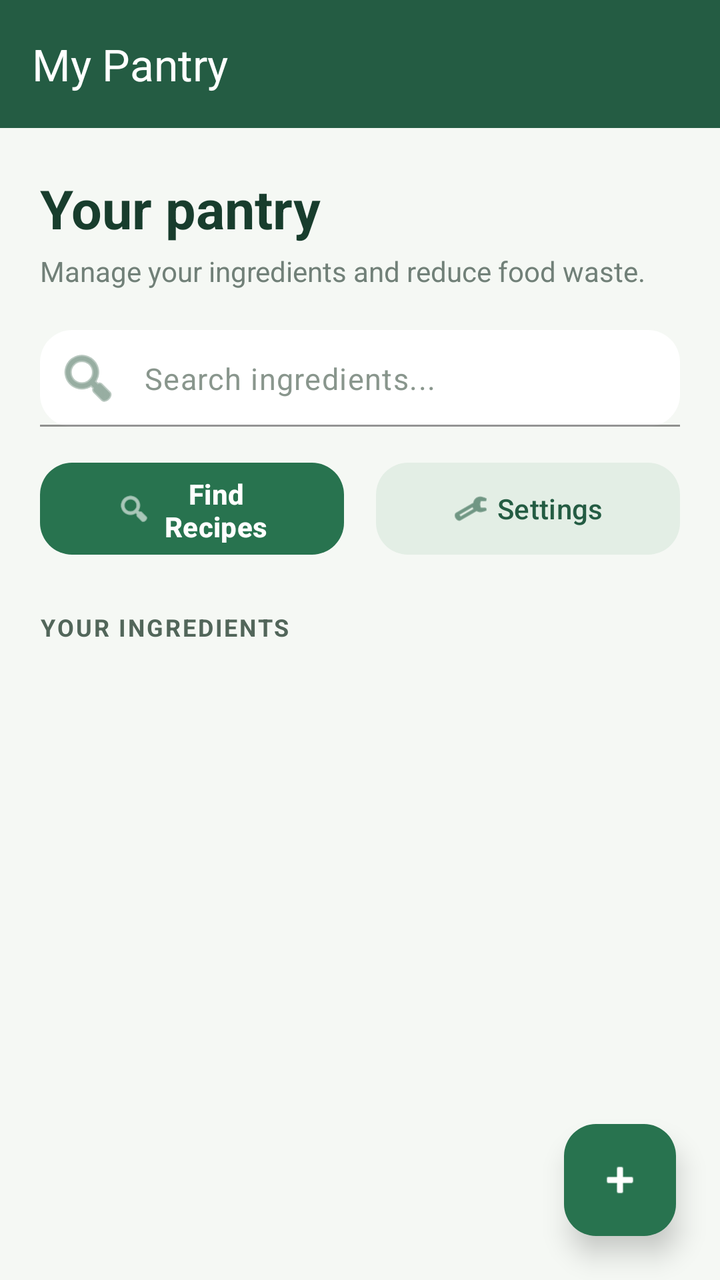
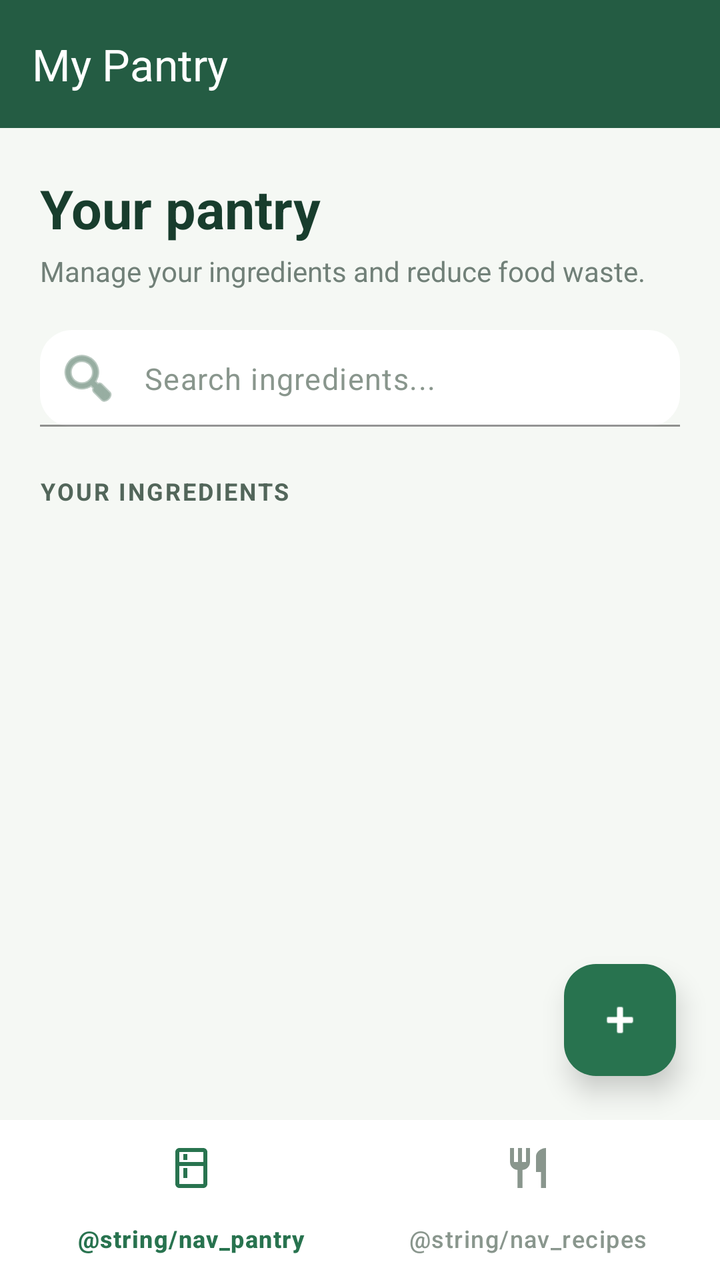

Before-and-after screenshots of an Android layout around one commit, followed by the original layout XML and the change that was made.
<!-- AndroidManifest.xml: application theme Theme.SmartPantryManager -->
<!-- res/layout/activity_pantry_list.xml -->
<?xml version="1.0" encoding="utf-8"?>
<androidx.constraintlayout.widget.ConstraintLayout
    xmlns:android="http://schemas.android.com/apk/res/android"
    xmlns:app="http://schemas.android.com/apk/res-auto"
    xmlns:tools="http://schemas.android.com/tools"
    android:id="@+id/main"
    android:layout_width="match_parent"
    android:layout_height="match_parent"
    android:background="#F5F8F4"
    tools:context=".PantryListActivity">

    
    <com.google.android.material.appbar.MaterialToolbar
        android:id="@+id/toolbar"
        android:layout_width="0dp"
        android:layout_height="?attr/actionBarSize"
        android:background="#245C43"
        android:elevation="4dp"
        app:title="@string/title_pantry"
        app:titleTextColor="#FFFFFF"
        app:layout_constraintTop_toTopOf="parent"
        app:layout_constraintStart_toStartOf="parent"
        app:layout_constraintEnd_toEndOf="parent" />

    
    <TextView
        android:id="@+id/tvPantryHeading"
        android:layout_width="0dp"
        android:layout_height="wrap_content"
        android:layout_marginStart="20dp"
        android:layout_marginTop="22dp"
        android:layout_marginEnd="20dp"
        android:text="Your pantry"
        android:textColor="#183D2D"
        android:textSize="27sp"
        android:textStyle="bold"
        app:layout_constraintTop_toBottomOf="@id/toolbar"
        app:layout_constraintStart_toStartOf="parent"
        app:layout_constraintEnd_toEndOf="parent" />

    <TextView
        android:id="@+id/tvPantrySubtitle"
        android:layout_width="0dp"
        android:layout_height="wrap_content"
        android:layout_marginStart="20dp"
        android:layout_marginTop="4dp"
        android:layout_marginEnd="20dp"
        android:text="Manage your ingredients and reduce food waste."
        android:textColor="#718078"
        android:textSize="14sp"
        app:layout_constraintTop_toBottomOf="@id/tvPantryHeading"
        app:layout_constraintStart_toStartOf="parent"
        app:layout_constraintEnd_toEndOf="parent" />

    
    <com.google.android.material.textfield.TextInputLayout
        android:id="@+id/searchContainer"
        android:layout_width="0dp"
        android:layout_height="wrap_content"
        android:layout_marginStart="20dp"
        android:layout_marginTop="20dp"
        android:layout_marginEnd="20dp"
        app:boxBackgroundMode="filled"
        app:boxBackgroundColor="#FFFFFF"
        app:boxCornerRadiusTopStart="16dp"
        app:boxCornerRadiusTopEnd="16dp"
        app:boxCornerRadiusBottomStart="16dp"
        app:boxCornerRadiusBottomEnd="16dp"
        app:boxStrokeColor="#DCE8DE"
        app:boxStrokeWidth="1dp"
        app:boxStrokeWidthFocused="2dp"
        app:startIconDrawable="@android:drawable/ic_menu_search"
        app:startIconTint="#527763"
        app:hintEnabled="false"
        app:layout_constraintTop_toBottomOf="@id/tvPantrySubtitle"
        app:layout_constraintStart_toStartOf="parent"
        app:layout_constraintEnd_toEndOf="parent">

        <com.google.android.material.textfield.TextInputEditText
            android:id="@+id/etSearchPantry"
            android:layout_width="match_parent"
            android:layout_height="wrap_content"
            android:hint="Search ingredients..."
            android:inputType="text"
            android:singleLine="true"
            android:textColor="#183D2D"
            android:textColorHint="#89968D"
            android:textSize="15sp"
            android:paddingTop="14dp"
            android:paddingBottom="14dp"
            android:importantForAutofill="no"
            android:contentDescription="Search pantry ingredients" />

    </com.google.android.material.textfield.TextInputLayout>

    
    <com.google.android.material.button.MaterialButton
        android:id="@+id/btnSuggestedRecipes"
        android:layout_width="0dp"
        android:layout_height="54dp"
        android:layout_marginStart="20dp"
        android:layout_marginTop="14dp"
        android:layout_marginEnd="8dp"
        android:text="Find Recipes"
        android:textAllCaps="false"
        android:textColor="#FFFFFF"
        android:textSize="14sp"
        android:textStyle="bold"
        android:contentDescription="View recipes you can make"
        app:backgroundTint="#28734F"
        app:cornerRadius="16dp"
        app:elevation="2dp"
        app:icon="@android:drawable/ic_menu_search"
        app:iconGravity="textStart"
        app:iconTint="#FFFFFF"
        app:iconPadding="6dp"
        app:layout_constraintTop_toBottomOf="@id/searchContainer"
        app:layout_constraintStart_toStartOf="parent"
        app:layout_constraintEnd_toStartOf="@id/btnSettings"
        app:layout_constraintHorizontal_chainStyle="spread" />

    
    <com.google.android.material.button.MaterialButton
        android:id="@+id/btnSettings"
        android:layout_width="0dp"
        android:layout_height="54dp"
        android:layout_marginStart="8dp"
        android:layout_marginTop="14dp"
        android:layout_marginEnd="20dp"
        android:text="Settings"
        android:textAllCaps="false"
        android:textColor="#245C43"
        android:textSize="14sp"
        android:contentDescription="Open app settings"
        app:backgroundTint="#E3EEE5"
        app:cornerRadius="16dp"
        app:elevation="0dp"
        app:icon="@android:drawable/ic_menu_preferences"
        app:iconGravity="textStart"
        app:iconTint="#245C43"
        app:iconPadding="4dp"
        app:layout_constraintTop_toBottomOf="@id/searchContainer"
        app:layout_constraintStart_toEndOf="@id/btnSuggestedRecipes"
        app:layout_constraintEnd_toEndOf="parent" />

    
    <TextView
        android:id="@+id/tvIngredientsHeading"
        android:layout_width="0dp"
        android:layout_height="wrap_content"
        android:layout_marginStart="20dp"
        android:layout_marginTop="24dp"
        android:layout_marginEnd="20dp"
        android:text="YOUR INGREDIENTS"
        android:textColor="#52665A"
        android:textSize="12sp"
        android:textStyle="bold"
        android:letterSpacing="0.08"
        app:layout_constraintTop_toBottomOf="@id/btnSuggestedRecipes"
        app:layout_constraintStart_toStartOf="parent"
        app:layout_constraintEnd_toEndOf="parent" />

    
    <androidx.recyclerview.widget.RecyclerView
        android:id="@+id/recyclerPantry"
        android:layout_width="0dp"
        android:layout_height="0dp"
        android:layout_marginTop="8dp"
        android:paddingStart="12dp"
        android:paddingEnd="12dp"
        android:paddingTop="4dp"
        android:paddingBottom="96dp"
        android:clipToPadding="false"
        android:overScrollMode="never"
        app:layoutManager="androidx.recyclerview.widget.LinearLayoutManager"
        app:layout_constraintTop_toBottomOf="@id/tvIngredientsHeading"
        app:layout_constraintBottom_toBottomOf="parent"
        app:layout_constraintStart_toStartOf="parent"
        app:layout_constraintEnd_toEndOf="parent" />

    
    <TextView
        android:id="@+id/textEmpty"
        android:layout_width="0dp"
        android:layout_height="wrap_content"
        android:layout_marginStart="32dp"
        android:layout_marginEnd="32dp"
        android:gravity="center"
        android:padding="24dp"
        android:text="@string/pantry_empty"
        android:textColor="#718078"
        android:textSize="16sp"
        android:lineSpacingExtra="5dp"
        android:visibility="gone"
        app:layout_constraintTop_toTopOf="@id/recyclerPantry"
        app:layout_constraintBottom_toBottomOf="@id/recyclerPantry"
        app:layout_constraintStart_toStartOf="parent"
        app:layout_constraintEnd_toEndOf="parent" />

    
    <com.google.android.material.floatingactionbutton.FloatingActionButton
        android:id="@+id/fabAdd"
        android:layout_width="wrap_content"
        android:layout_height="wrap_content"
        android:layout_margin="22dp"
        android:contentDescription="@string/add_ingredient"
        android:tooltipText="Add ingredient"
        app:backgroundTint="#28734F"
        app:tint="#FFFFFF"
        app:elevation="8dp"
        app:srcCompat="@android:drawable/ic_input_add"
        app:layout_constraintBottom_toBottomOf="parent"
        app:layout_constraintEnd_toEndOf="parent" />

</androidx.constraintlayout.widget.ConstraintLayout>
<!-- resources referenced by this layout -->
<resources>
  <string name="add_ingredient">Add Ingredient</string>
  <string name="pantry_empty">Your pantry is empty. Add an ingredient to get started.</string>
  <string name="title_pantry">My Pantry</string>
  <style name="Theme.SmartPantryManager" parent="Base.Theme.SmartPantryManager" />
  <style name="Base.Theme.SmartPantryManager" parent="Theme.Material3.DayNight.NoActionBar">
          
          
      </style>
</resources>

<!-- the commit's change to res/layout/activity_pantry_list.xml (unified diff, before → after) -->
@@ -94,56 +94,6 @@
     </com.google.android.material.textfield.TextInputLayout>
 
     
-    <com.google.android.material.button.MaterialButton
-        android:id="@+id/btnSuggestedRecipes"
-        android:layout_width="0dp"
-        android:layout_height="54dp"
-        android:layout_marginStart="20dp"
-        android:layout_marginTop="14dp"
-        android:layout_marginEnd="8dp"
-        android:text="Find Recipes"
-        android:textAllCaps="false"
-        android:textColor="#FFFFFF"
-        android:textSize="14sp"
-        android:textStyle="bold"
-        android:contentDescription="View recipes you can make"
-        app:backgroundTint="#28734F"
-        app:cornerRadius="16dp"
-        app:elevation="2dp"
-        app:icon="@android:drawable/ic_menu_search"
-        app:iconGravity="textStart"
-        app:iconTint="#FFFFFF"
-        app:iconPadding="6dp"
-        app:layout_constraintTop_toBottomOf="@id/searchContainer"
-        app:layout_constraintStart_toStartOf="parent"
-        app:layout_constraintEnd_toStartOf="@id/btnSettings"
-        app:layout_constraintHorizontal_chainStyle="spread" />
-
-    
-    <com.google.android.material.button.MaterialButton
-        android:id="@+id/btnSettings"
-        android:layout_width="0dp"
-        android:layout_height="54dp"
-        android:layout_marginStart="8dp"
-        android:layout_marginTop="14dp"
-        android:layout_marginEnd="20dp"
-        android:text="Settings"
-        android:textAllCaps="false"
-        android:textColor="#245C43"
-        android:textSize="14sp"
-        android:contentDescription="Open app settings"
-        app:backgroundTint="#E3EEE5"
-        app:cornerRadius="16dp"
-        app:elevation="0dp"
-        app:icon="@android:drawable/ic_menu_preferences"
-        app:iconGravity="textStart"
-        app:iconTint="#245C43"
-        app:iconPadding="4dp"
-        app:layout_constraintTop_toBottomOf="@id/searchContainer"
-        app:layout_constraintStart_toEndOf="@id/btnSuggestedRecipes"
-        app:layout_constraintEnd_toEndOf="parent" />
-
-    
     <TextView
         android:id="@+id/tvIngredientsHeading"
         android:layout_width="0dp"
@@ -156,7 +106,7 @@
         android:textSize="12sp"
         android:textStyle="bold"
         android:letterSpacing="0.08"
-        app:layout_constraintTop_toBottomOf="@id/btnSuggestedRecipes"
+        app:layout_constraintTop_toBottomOf="@id/searchContainer"
         app:layout_constraintStart_toStartOf="parent"
         app:layout_constraintEnd_toEndOf="parent" />
 
@@ -174,7 +124,7 @@
         android:overScrollMode="never"
         app:layoutManager="androidx.recyclerview.widget.LinearLayoutManager"
         app:layout_constraintTop_toBottomOf="@id/tvIngredientsHeading"
-        app:layout_constraintBottom_toBottomOf="parent"
+        app:layout_constraintBottom_toTopOf="@id/bottomNav"
         app:layout_constraintStart_toStartOf="parent"
         app:layout_constraintEnd_toEndOf="parent" />
 
@@ -209,7 +159,23 @@
         app:tint="#FFFFFF"
         app:elevation="8dp"
         app:srcCompat="@android:drawable/ic_input_add"
+        app:layout_constraintBottom_toTopOf="@id/bottomNav"
+        app:layout_constraintEnd_toEndOf="parent" />
+
+    
+    <com.google.android.material.bottomnavigation.BottomNavigationView
+        android:id="@+id/bottomNav"
+        android:layout_width="0dp"
+        android:layout_height="wrap_content"
+        android:background="#FFFFFF"
+        android:elevation="8dp"
+        app:menu="@menu/menu_bottom_nav"
+        app:itemIconTint="@color/bottom_nav_item_color"
+        app:itemTextColor="@color/bottom_nav_item_color"
+        app:itemActiveIndicatorStyle="@null"
+        app:labelVisibilityMode="labeled"
         app:layout_constraintBottom_toBottomOf="parent"
+        app:layout_constraintStart_toStartOf="parent"
         app:layout_constraintEnd_toEndOf="parent" />
 
 </androidx.constraintlayout.widget.ConstraintLayout>
